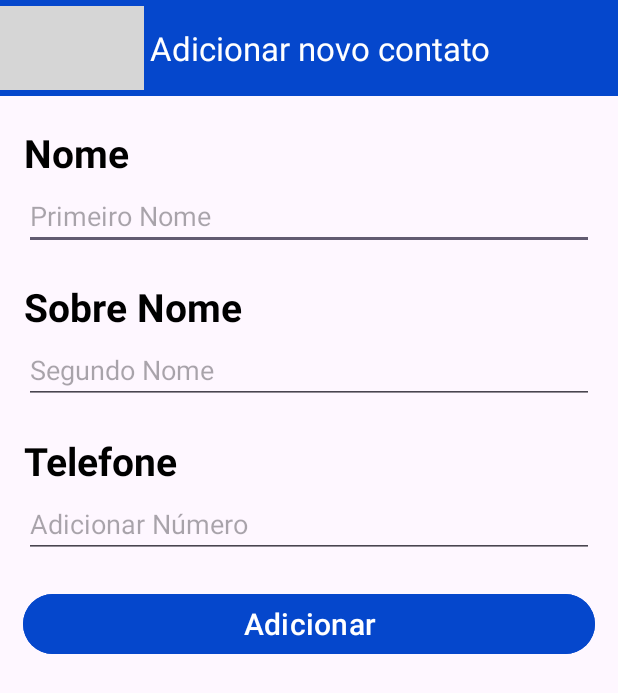
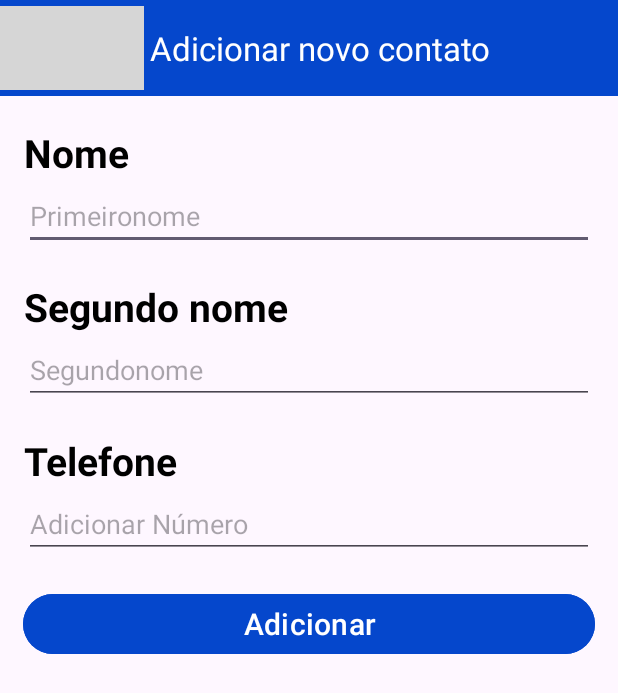
Before and after one commit to oLeonardosantos/agenda-app-android, an Android app: the AdicionarContatoActivity screen opened directly, with no data from a screen before it, on a phone screen of 412 x 824 dp. Shown: the top 693 px of the screen. Run offline under Robolectric (Android 15) with nearby library versions, the phone set to English and light mode, and no system bars; grey boxes are pictures that could not be loaded.

Commit message:
alterei o arquivo strings

```diff
--- a/app/src/main/res/values/strings.xml
+++ b/app/src/main/res/values/strings.xml
@@ -3,9 +3,9 @@
     <string name="title_toolbar">Contatos</string>
     <string name="add_novo_contato">Adicionar novo contato</string>
     <string name="add_nome">Nome</string>
-    <string name="add_primeiro_nome">Primeiro Nome</string>
-    <string name="add_segundo_nome">Segundo Nome</string>
-    <string name="add_sobre_nome">Sobre Nome</string>
+    <string name="add_primeiro_nome">Primeironome</string>
+    <string name="add_segundo_nome">Segundonome</string>
+    <string name="add_sobre_nome">Segundo nome</string>
     <string name="add_cell">Telefone</string>
     <string name="add_telefone">Adicionar Número</string>
     <string name="add_Numero">Adicionar</string>
```
